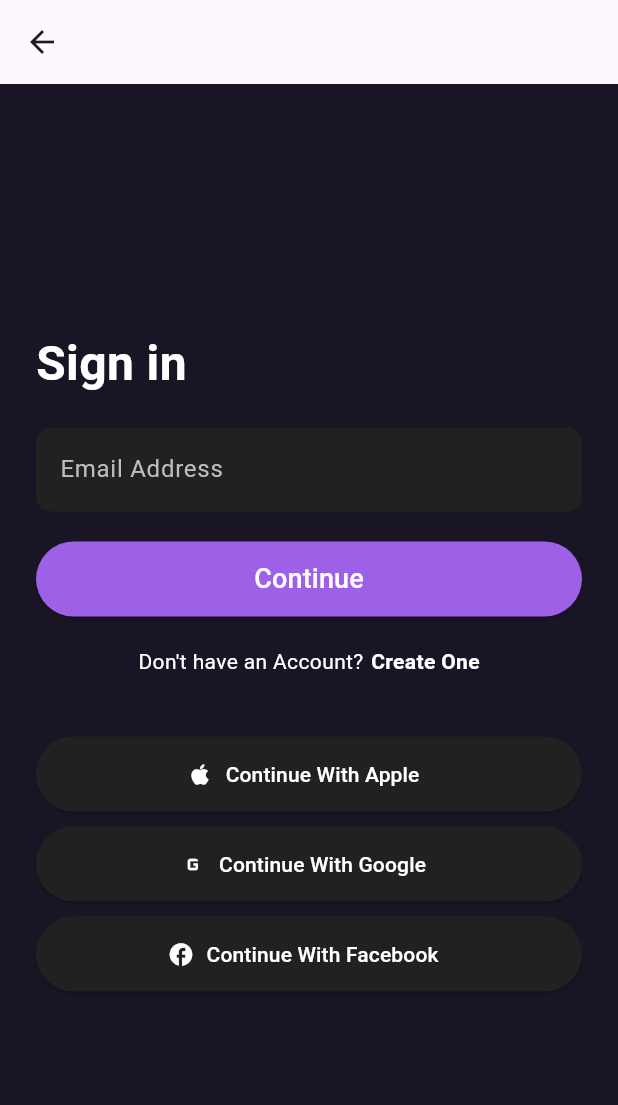
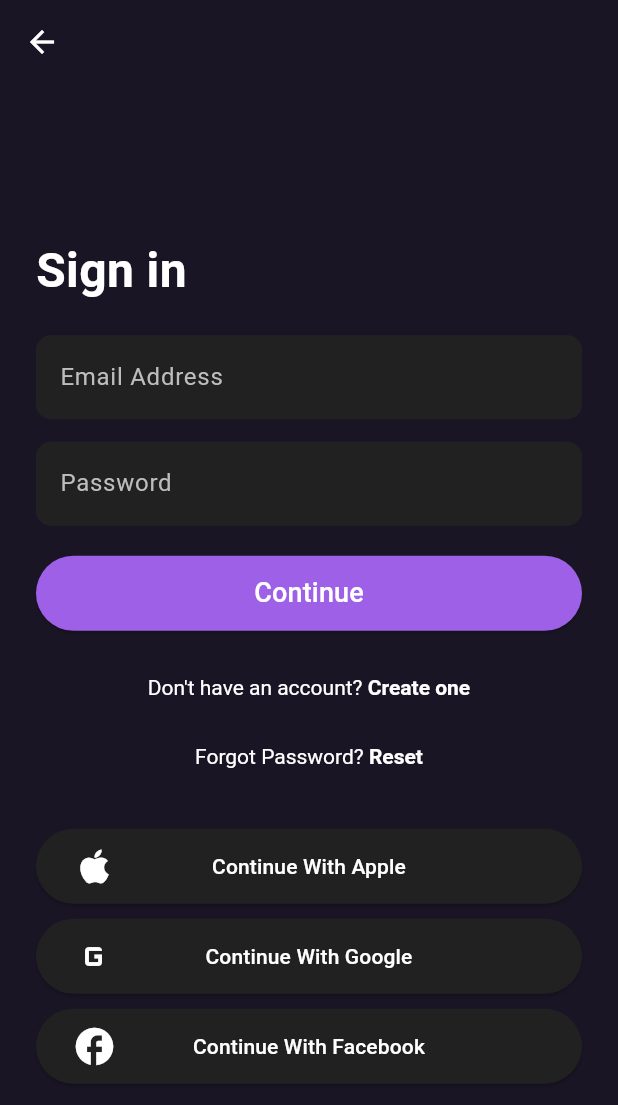
Before and after one commit to KishoreGhost/test_project_fluuter1, a Flutter app: the LoginScreen screen opened directly, on a phone screen of 412 x 824 dp. Shown: the top 1105 px of the screen. Run offline on Flutter 3.47's test engine with Material 3 defaults, Android fonts, the phone set to English and light mode, and no system bars.

Commit message:
Add reset password and sign-up screens; enhance login UI

```diff
--- a/lib/main.dart
+++ b/lib/main.dart
@@ -6,6 +6,8 @@ void main() {
 }
 
 class MyApp extends StatelessWidget {
+  const MyApp({super.key});
+
   @override
   Widget build(BuildContext context) {
     return MaterialApp(
--- a/lib/screens/home.dart
+++ b/lib/screens/home.dart
@@ -2,6 +2,8 @@ import 'package:flutter/material.dart';
 import 'package:test_project_fluuter1/screens/login.dart';
 
 class HomeScreen extends StatelessWidget {
+  const HomeScreen({super.key});
+
   @override
   Widget build(BuildContext context) {
     return Scaffold(
--- a/lib/screens/login.dart
+++ b/lib/screens/login.dart
@@ -1,4 +1,7 @@
 import 'package:flutter/material.dart';
+import 'package:flutter/gestures.dart';
+import 'package:test_project_fluuter1/screens/screens/resetPass.dart';
+import 'package:test_project_fluuter1/screens/screens/signUp.dart';
 
 class LoginScreen extends StatelessWidget {
   const LoginScreen({super.key});
@@ -6,10 +9,11 @@ class LoginScreen extends StatelessWidget {
   @override
   Widget build(BuildContext context) {
     return Scaffold(
-      backgroundColor: Color
-      (0xFF1A1525),
-       // Dark background
-      appBar: AppBar(),
+      backgroundColor: Color(0xFF1A1525), // Dark background
+      appBar: AppBar(
+        iconTheme: IconThemeData(color: Colors.white),
+        backgroundColor: Colors.transparent,
+      ),
       body: Padding(
         padding: const EdgeInsets.symmetric(horizontal: 24.0),
         child: Column(
@@ -40,6 +44,23 @@ class LoginScreen extends StatelessWidget {
                 ),
               ),
             ),
+            SizedBox(height: 15),
+
+            // Password TextField
+            TextField(
+              style: TextStyle(color: Colors.white),
+              obscureText: true,
+              decoration: InputDecoration(
+                hintText: "Password",
+                hintStyle: TextStyle(color: Colors.grey.shade400),
+                filled: true,
+                fillColor: Colors.grey.shade900,
+                border: OutlineInputBorder(
+                  borderRadius: BorderRadius.circular(10),
+                  borderSide: BorderSide.none,
+                ),
+              ),
+            ),
             SizedBox(height: 20),
 
             // Continue Button
@@ -59,37 +80,55 @@ class LoginScreen extends StatelessWidget {
                 style: TextStyle(fontSize: 18, color: Colors.white),
               ),
             ),
-            SizedBox(height: 20),
+            SizedBox(height: 30),
 
-            // Sign Up Link
-            Row(
-              mainAxisAlignment: MainAxisAlignment.center,
-              children: [
-                Text(
-                  "Don't have an Account?",
+            // Dont have an account? create one
+            Center(
+              child: RichText(
+                text: TextSpan(
                   style: TextStyle(color: Colors.white),
+                  children: [
+                    TextSpan(text: "Don't have an account? "),
+                    TextSpan(
+                      text: "Create one",
+                      style: TextStyle(fontWeight: FontWeight.bold),
+                      recognizer: TapGestureRecognizer()..onTap = () {
+                        Navigator.push(
+                          context,
+                          MaterialPageRoute(builder: (context) => signUpPage()),
+                        );
+                      },
+                    ),
+                  ],
                 ),
-                SizedBox(width: 5),
-                GestureDetector(
-                  onTap: () {
-                    // Handle "Create One"
-                  },
-                  child: Text(
-                    "Create One",
-                    style: TextStyle(
-                      color: Colors.white,
-                      fontWeight: FontWeight.bold,
+              ),
+            ),
+            SizedBox(height: 30),
+
+            // Forgot Password? Reset
+            Center(
+              child: RichText(
+                text: TextSpan(
+                  style: TextStyle(color: Colors.white),
+                  children: [
+                    TextSpan(text: "Forgot Password? "),
+                    TextSpan(
+                      text: "Reset",
+                      style: TextStyle(fontWeight: FontWeight.bold),
+                      recognizer: TapGestureRecognizer()..onTap = () {
+                        Navigator.push(context, MaterialPageRoute(builder: (context) => resetPass()));
+                      },
                     ),
-                  ),
+                  ],
                 ),
-              ],
+              ),
             ),
             SizedBox(height: 40),
 
             // Social Login Buttons
             SocialButton(icon: Icons.apple, text: "Continue With Apple"),
             SizedBox(height: 10),
-            SocialButton(icon: (Icons.g_mobiledata), text: "Continue With Google"),
+            SocialButton(icon: Icons.g_mobiledata, text: "Continue With Google"),
             SizedBox(height: 10),
             SocialButton(icon: Icons.facebook, text: "Continue With Facebook"),
           ],
@@ -104,16 +143,14 @@ class SocialButton extends StatelessWidget {
   final IconData icon;
   final String text;
 
-  SocialButton({required this.icon, required this.text});
+  const SocialButton({super.key, required this.icon, required this.text});
 
   @override
   Widget build(BuildContext context) {
-    return ElevatedButton.icon(
+    return ElevatedButton(
       onPressed: () {
         // Handle social login
       },
-      icon: Icon(icon, color: Colors.white),
-      label: Text(text, style: TextStyle(color: Colors.white)),
       style: ElevatedButton.styleFrom(
         backgroundColor: Colors.grey.shade900,
         shape: RoundedRectangleBorder(
@@ -121,6 +158,20 @@ class SocialButton extends StatelessWidget {
         ),
         minimumSize: Size(double.infinity, 50),
       ),
+      child: Row(
+        mainAxisAlignment: MainAxisAlignment.spaceBetween,
+        children: [
+          Icon(icon, color: Colors.white, size: 30), // Increased size
+          Expanded(
+            child: Text(
+              text,
+              textAlign: TextAlign.center,
+              style: TextStyle(color: Colors.white),
+            ),
+          ),
+          SizedBox(width: 30), // Spacer to balance layout
+        ],
+      ),
     );
   }
 }
```
Also changed, not shown: lib/screens/screens/resetPass.dart (added, +48 -0 lines), lib/screens/screens/signUp.dart (added, +86 -0 lines), images/resetPass.png (added).
